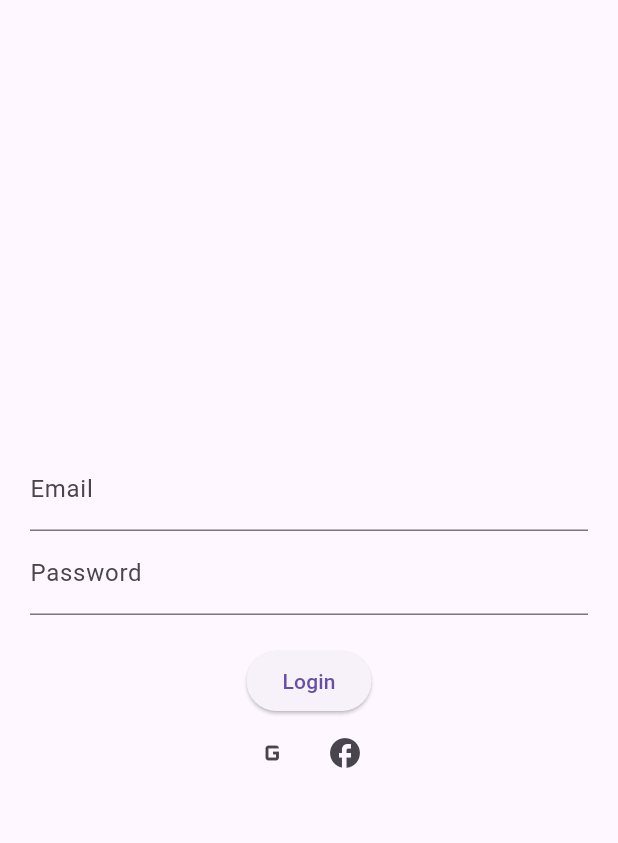
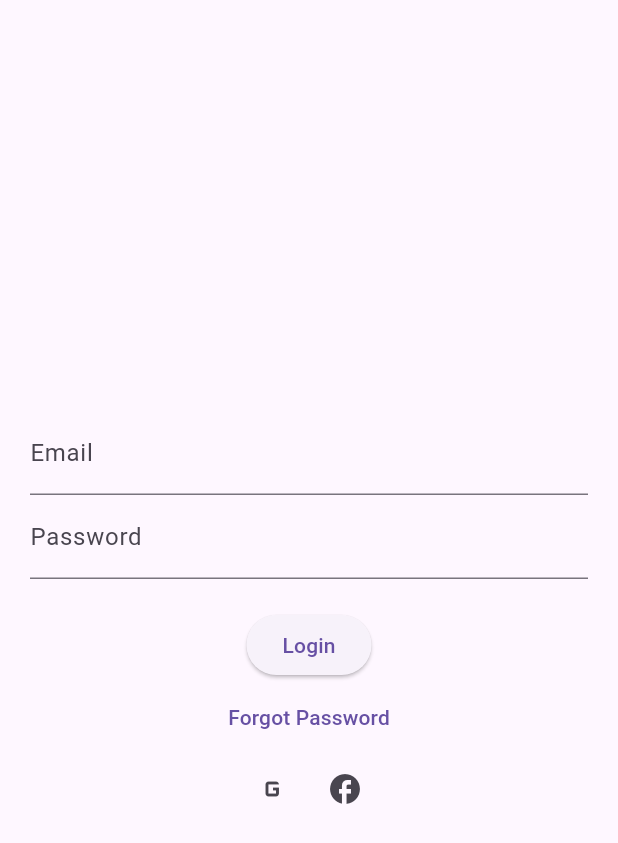
Before and after one commit to SiriParuchuri12/team2, a Flutter app: the screen it shows after launch, on a phone screen of 412 x 824 dp. Shown: the top 843 px of the screen. Run offline on Flutter 3.47's test engine with Material 3 defaults, Android fonts, the phone set to English and light mode, and no system bars.

Commit message:
login updated

```diff
--- a/lib/main.dart
+++ b/lib/main.dart
@@ -6,6 +6,8 @@ void main() {
 }
 
 class EcommerceApp extends StatelessWidget {
+  const EcommerceApp({super.key});
+
   @override
   Widget build(BuildContext context) {
     return MaterialApp(
--- a/lib/screens/home_screen.dart
+++ b/lib/screens/home_screen.dart
@@ -11,6 +11,8 @@ class HomeScreen extends StatelessWidget {
     {"name": "T-Shirt", "image": "assets/shirt.png"},
     {"name": "Headphones", "image": "assets/headphone.png"},
   ];
+
+  HomeScreen({super.key});
 
   @override
   Widget build(BuildContext context) {
@@ -56,7 +58,7 @@ class HomeScreen extends StatelessWidget {
                         builder: (context) => ProductScreen(product: product)));
               },
             );
-          }).toList(),
+          }),
         ],
       ),
     );
--- a/lib/screens/login_screen.dart
+++ b/lib/screens/login_screen.dart
@@ -2,6 +2,8 @@ import 'package:flutter/material.dart';
 import 'home_screen.dart';
 
 class LoginScreen extends StatelessWidget {
+  const LoginScreen({super.key});
+
   @override
   Widget build(BuildContext context) {
     return Scaffold(
@@ -23,6 +25,10 @@ class LoginScreen extends StatelessWidget {
                 },
                 child: Text("Login"),
               ),
+              TextButton(
+                onPressed: () {},
+                child: Text("Forgot Password"),
+              ),
               Row(
                 mainAxisAlignment: MainAxisAlignment.center,
                 children: [
--- a/lib/screens/product_screen.dart
+++ b/lib/screens/product_screen.dart
@@ -3,7 +3,7 @@ import 'package:flutter/material.dart';
 class ProductScreen extends StatelessWidget {
   final Map<String, String> product;
 
-  ProductScreen({required this.product});
+  const ProductScreen({super.key, required this.product});
 
   @override
   Widget build(BuildContext context) {
--- a/lib/screens/profile_screen.dart
+++ b/lib/screens/profile_screen.dart
@@ -1,6 +1,8 @@
 import 'package:flutter/material.dart';
 
 class ProfileScreen extends StatelessWidget {
+  const ProfileScreen({super.key});
+
   @override
   Widget build(BuildContext context) {
     return Scaffold(
```
Also changed, not shown: 1 other file.
